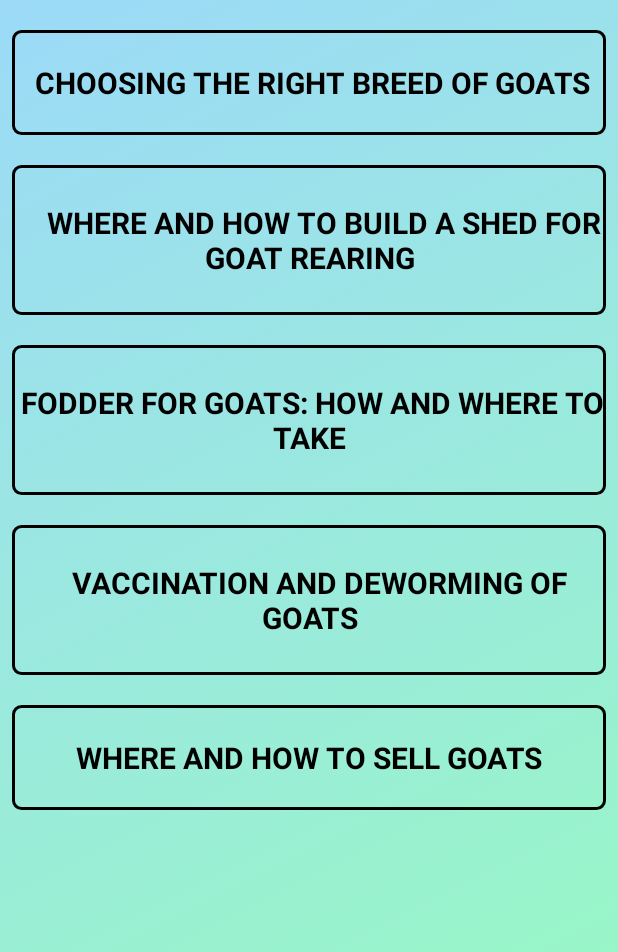
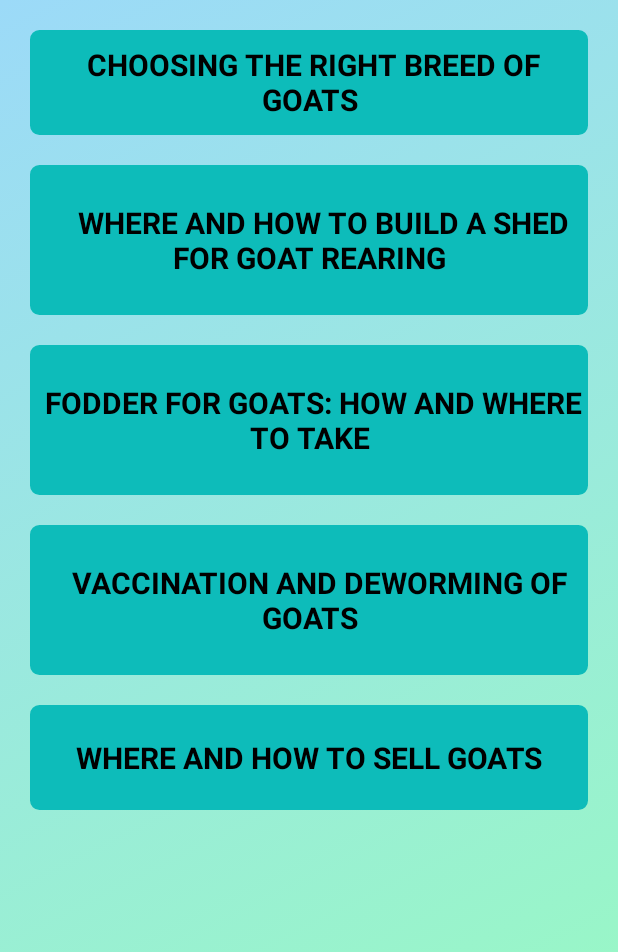
Before and after one commit to nikitakatkar03/Rahate-Goat-Farming, an Android app: the GoatFarming screen opened directly, with no data from a screen before it, on a phone screen of 412 x 824 dp. Shown: the top 952 px of the screen. Run offline under Robolectric (Android 15) with nearby library versions, the phone set to English and light mode, and no system bars; Roboto replaces fonts that are not available here.

Commit message:
Complete Project

```diff
--- a/app/build.gradle
+++ b/app/build.gradle
@@ -9,7 +9,7 @@ android {
 
     defaultConfig {
         applicationId "com.example.rahategoatfarming07"
-        minSdk 24
+        minSdk 28
         targetSdk 33
         versionCode 1
         versionName "1.0"
@@ -49,4 +49,8 @@ dependencies {
     annotationProcessor 'com.github.bumptech.glide:compiler:4.12.0'
 
     implementation 'com.pierfrancescosoffritti.androidyoutubeplayer:core:11.1.0'
+
+    implementation 'com.github.bumptech.glide:glide:4.14.2'
+    annotationProcessor 'com.github.bumptech.glide:compiler:4.14.2'
+    implementation 'com.makeramen:roundedimageview:2.3.0'
 }
--- a/app/src/main/java/com/example/rahategoatfarming07/setting.java
+++ b/app/src/main/java/com/example/rahategoatfarming07/setting.java
@@ -217,7 +217,7 @@ public class setting extends AppCompatActivity {
         donebut = findViewById(R.id.donebutt);
 
         progressDialog = new ProgressDialog(this);
-        progressDialog.setMessage("Saing...");
+        progressDialog.setMessage("Loading...");
         progressDialog.setCancelable(false);
 
         DatabaseReference reference = database.getReference().child("user").child(auth.getUid());
@@ -277,7 +277,7 @@ public class setting extends AppCompatActivity {
                                                 finish();
                                             }else {
                                                 progressDialog.dismiss();
-                                                Toast.makeText(setting.this, "Some thing went romg", Toast.LENGTH_SHORT).show();
+                                                Toast.makeText(setting.this, "Some thing went wrong", Toast.LENGTH_SHORT).show();
                                             }
                                         }
                                     });
@@ -302,7 +302,7 @@ public class setting extends AppCompatActivity {
                                         finish();
                                     }else {
                                         progressDialog.dismiss();
-                                        Toast.makeText(setting.this, "Some thing went romg", Toast.LENGTH_SHORT).show();
+                                        Toast.makeText(setting.this, "Some thing went wrong", Toast.LENGTH_SHORT).show();
                                     }
                                 }
                             });
--- /dev/null
+++ b/app/src/main/res/drawable/baseline_drive_folder_upload_24.xml
@@ -0,0 +1,5 @@
+<vector android:height="100dp" android:tint="#FFFFFF"
+    android:viewportHeight="24" android:viewportWidth="24"
+    android:width="100dp" xmlns:android="http://schemas.android.com/apk/res/android">
+    <path android:fillColor="@android:color/white" android:pathData="M20,6h-8l-2,-2L4,4c-1.1,0 -1.99,0.9 -1.99,2L2,18c0,1.1 0.9,2 2,2h16c1.1,0 2,-0.9 2,-2L22,8c0,-1.1 -0.9,-2 -2,-2zM20,18L4,18L4,8h16v10zM8,13.01l1.41,1.41L11,12.84L11,17h2v-4.16l1.59,1.59L16,13.01 12.01,9 8,13.01z"/>
+</vector>
--- a/app/src/main/res/layout/activity_about_us.xml
+++ b/app/src/main/res/layout/activity_about_us.xml
@@ -34,7 +34,7 @@
             tools:ignore="MissingPrefix"
             android:layout_marginTop="20dp"
             android:layout_width="match_parent"
-            android:layout_height="800dp"
+            android:layout_height="900dp"
             android:gravity="center"
             android:background="@drawable/input_bg"
             android:layout_marginRight="8dp"
--- a/app/src/main/res/layout/activity_goat_farming.xml
+++ b/app/src/main/res/layout/activity_goat_farming.xml
@@ -21,8 +21,9 @@
             android:layout_height="70dp"
             android:gravity="center"
             android:background="@drawable/input_bg"
-            android:layout_marginRight="8dp"
-            android:layout_marginLeft="8dp"
+            android:backgroundTint="#0DBCBA"
+            android:layout_marginRight="20dp"
+            android:layout_marginLeft="20dp"
             android:text=" CHOOSING THE RIGHT BREED OF GOATS"
             android:textSize="20sp"
             android:textColor="@color/black"
@@ -35,8 +36,9 @@
             android:layout_height="100dp"
             android:gravity="center"
             android:background="@drawable/input_bg"
-            android:layout_marginRight="8dp"
-            android:layout_marginLeft="8dp"
+            android:backgroundTint="#0DBCBA"
+            android:layout_marginRight="20dp"
+            android:layout_marginLeft="20dp"
             android:text="    WHERE AND HOW TO BUILD A SHED FOR GOAT REARING"
             android:textSize="20sp"
             android:textColor="@color/black"
@@ -49,8 +51,9 @@
             android:layout_height="100dp"
             android:gravity="center"
             android:background="@drawable/input_bg"
-            android:layout_marginRight="8dp"
-            android:layout_marginLeft="8dp"
+            android:backgroundTint="#0DBCBA"
+            android:layout_marginRight="20dp"
+            android:layout_marginLeft="20dp"
             android:text=" FODDER FOR GOATS: HOW AND WHERE TO TAKE"
             android:textSize="20sp"
             android:textColor="@color/black"
@@ -62,8 +65,9 @@
             android:layout_width="match_parent"
             android:layout_height="100dp"
             android:background="@drawable/input_bg"
-            android:layout_marginRight="8dp"
-            android:layout_marginLeft="8dp"
+            android:backgroundTint="#0DBCBA"
+            android:layout_marginRight="20dp"
+            android:layout_marginLeft="20dp"
             android:gravity="center"
             android:text="   VACCINATION AND DEWORMING OF GOATS"
             android:textSize="20sp"
@@ -77,8 +81,9 @@
             android:layout_height="70dp"
             android:gravity="center"
             android:background="@drawable/input_bg"
-            android:layout_marginRight="8dp"
-            android:layout_marginLeft="8dp"
+            android:backgroundTint="#0DBCBA"
+            android:layout_marginRight="20dp"
+            android:layout_marginLeft="20dp"
             android:text="WHERE AND HOW TO SELL GOATS"
             android:textSize="20sp"
             android:textColor="@color/black"
--- a/app/src/main/res/layout/activity_profile.xml
+++ b/app/src/main/res/layout/activity_profile.xml
@@ -18,7 +18,7 @@
         android:id="@+id/profileimg1"
         android:layout_width="150dp"
         android:layout_height="150dp"
-        android:src="@drawable/profile"
+        android:src="@drawable/pro"
         android:layout_marginTop="20dp"
         app:layout_constraintEnd_toEndOf="parent"
         app:layout_constraintStart_toStartOf="parent"
```
Also changed, not shown: app/src/main/java/com/example/rahategoatfarming07/DataClass.java (added, +16 -0 lines), app/src/main/java/com/example/rahategoatfarming07/Scanner.java (+80 -25 lines), app/src/main/java/com/example/rahategoatfarming07/SignIn.java (+5 -19 lines), app/src/main/res/drawable/background_color6.xml (added, +11 -0 lines), app/src/main/res/layout/activity_business_tips.xml (+15 -11 lines), app/src/main/res/layout/activity_scanner.xml (+25 -14 lines), app/src/main/res/layout/activity_signin.xml (+3 -14 lines), app/src/main/res/drawable/pro.png (added), app/src/main/res/drawable/scan.jpeg (added), app/src/main/res/drawable/scan2.jpeg (added).
